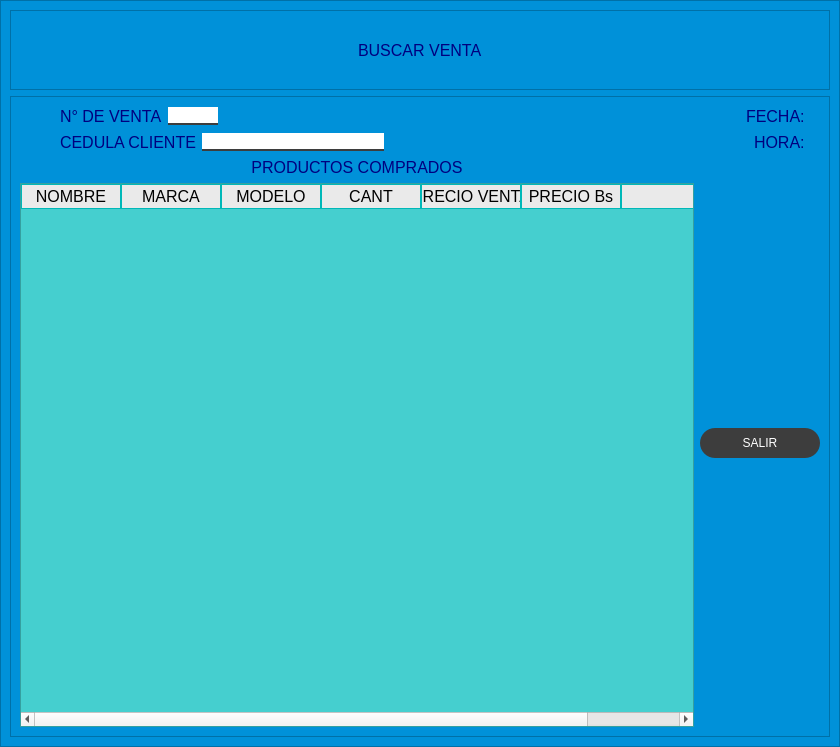
Above: inventario/qt/buscar_venta.ui from washipash/tesita before the change. Below: the same form after it.
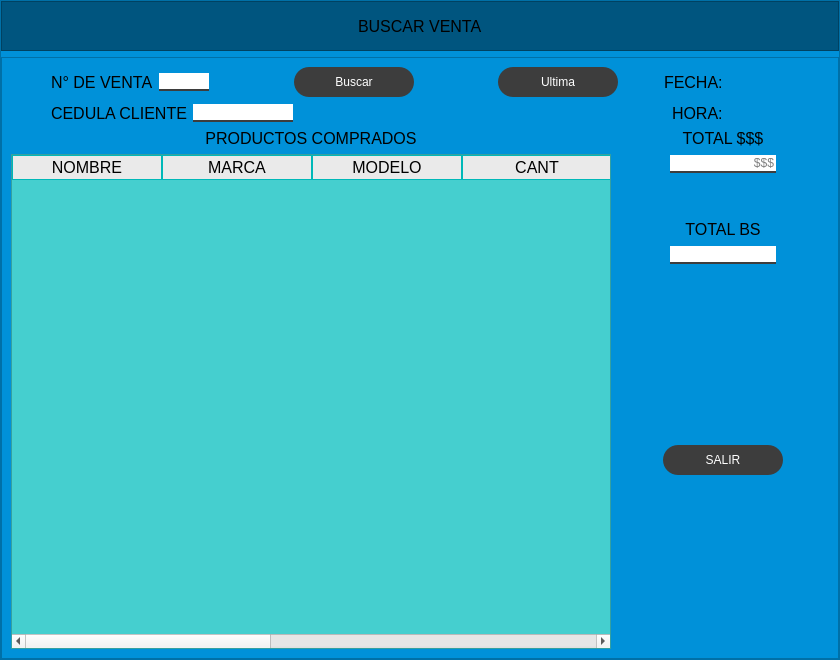
That is the form after the change. Icons and pictures are not drawn.

```diff
--- a/inventario/qt/buscar_venta.ui
+++ b/inventario/qt/buscar_venta.ui
@@ -7,9 +7,21 @@
     <x>0</x>
     <y>0</y>
     <width>840</width>
-    <height>747</height>
+    <height>660</height>
    </rect>
   </property>
+  <property name="minimumSize">
+   <size>
+    <width>840</width>
+    <height>660</height>
+   </size>
+  </property>
+  <property name="maximumSize">
+   <size>
+    <width>840</width>
+    <height>660</height>
+   </size>
+  </property>
   <property name="windowTitle">
    <string>Agregar venta</string>
   </property>
@@ -41,7 +53,7 @@
 font-size: 12pt;
 font: 87 12pts &quot;Arial Black&quot;;
 background-color:#000000ff;
-color:rgb(0, 0, 127);
+color:rgb(0, 0, 0);
 border: 0px solid #14C80C; 
 
 }
@@ -125,20 +137,28 @@
       <enum>QFrame::Raised</enum>
      </property>
      <layout class="QVBoxLayout" name="verticalLayout" stretch="1,8">
+      <property name="leftMargin">
+       <number>0</number>
+      </property>
+      <property name="topMargin">
+       <number>0</number>
+      </property>
+      <property name="rightMargin">
+       <number>0</number>
+      </property>
+      <property name="bottomMargin">
+       <number>0</number>
+      </property>
       <item>
        <widget class="QFrame" name="frame_3">
+        <property name="maximumSize">
+         <size>
+          <width>16777215</width>
+          <height>50</height>
+         </size>
+        </property>
         <property name="styleSheet">
-         <string notr="true">
-
-QLabel{
-font-size: 12pt;
-font: 87 12pts &quot;Arial Black&quot;;
-background-color:#000000ff;
-color:rgb(0, 0, 127);
-border: 0px solid #14C80C; 
-
-}
-
+         <string notr="true">background-color: rgb(0, 85, 127);
 
 
 </string>
@@ -150,6 +170,18 @@
          <enum>QFrame::Raised</enum>
         </property>
         <layout class="QVBoxLayout" name="verticalLayout_2">
+         <property name="leftMargin">
+          <number>0</number>
+         </property>
+         <property name="topMargin">
+          <number>0</number>
+         </property>
+         <property name="rightMargin">
+          <number>0</number>
+         </property>
+         <property name="bottomMargin">
+          <number>0</number>
+         </property>
          <item>
           <layout class="QHBoxLayout" name="horizontalLayout_2">
            <item>
@@ -193,9 +225,7 @@
       <item>
        <widget class="QFrame" name="frame_2">
         <property name="styleSheet">
-         <string notr="true">
-
-</string>
+         <string notr="true"/>
         </property>
         <property name="frameShape">
          <enum>QFrame::StyledPanel</enum>
@@ -203,7 +233,7 @@
         <property name="frameShadow">
          <enum>QFrame::Raised</enum>
         </property>
-        <layout class="QVBoxLayout" name="verticalLayout_4">
+        <layout class="QVBoxLayout" name="verticalLayout_10">
          <item>
           <layout class="QVBoxLayout" name="verticalLayout_5">
            <item>
@@ -232,7 +262,7 @@
               </widget>
              </item>
              <item>
-              <widget class="QLineEdit" name="lineEdit">
+              <widget class="QLineEdit" name="n_venta">
                <property name="maximumSize">
                 <size>
                  <width>50</width>
@@ -260,6 +290,89 @@
                </property>
               </spacer>
              </item>
+             <item>
+              <widget class="QPushButton" name="buscar_btn">
+               <property name="minimumSize">
+                <size>
+                 <width>120</width>
+                 <height>30</height>
+                </size>
+               </property>
+               <property name="styleSheet">
+                <string notr="true">QPushButton:hover{
+	
+	background-color: rgb(0, 170, 255);
+color: rgb(0, 0, 0);
+font: 77 10pt &quot;Arial Black&quot;;
+}
+
+QPushButton:pressed {
+	
+	background-color: rgb(0, 255, 255);
+}</string>
+               </property>
+               <property name="text">
+                <string>Buscar</string>
+               </property>
+               <property name="default">
+                <bool>true</bool>
+               </property>
+              </widget>
+             </item>
+             <item>
+              <spacer name="horizontalSpacer_7">
+               <property name="orientation">
+                <enum>Qt::Horizontal</enum>
+               </property>
+               <property name="sizeHint" stdset="0">
+                <size>
+                 <width>40</width>
+                 <height>20</height>
+                </size>
+               </property>
+              </spacer>
+             </item>
+             <item>
+              <widget class="QPushButton" name="ultima_btn">
+               <property name="minimumSize">
+                <size>
+                 <width>120</width>
+                 <height>30</height>
+                </size>
+               </property>
+               <property name="styleSheet">
+                <string notr="true">
+QPushButton:hover{
+	background-color: rgb(1, 255, 43);
+color: rgb(0, 0, 0);
+font: 77 10pt &quot;Arial Black&quot;;
+}
+
+QPushButton:pressed {
+	background-color: rgb(0, 170, 0);
+}</string>
+               </property>
+               <property name="text">
+                <string>Ultima</string>
+               </property>
+              </widget>
+             </item>
+             <item>
+              <spacer name="horizontalSpacer_6">
+               <property name="orientation">
+                <enum>Qt::Horizontal</enum>
+               </property>
+               <property name="sizeType">
+                <enum>QSizePolicy::Fixed</enum>
+               </property>
+               <property name="sizeHint" stdset="0">
+                <size>
+                 <width>40</width>
+                 <height>20</height>
+                </size>
+               </property>
+              </spacer>
+             </item>
              <item>
               <widget class="QLabel" name="label_3">
                <property name="text">
@@ -268,7 +381,13 @@
               </widget>
              </item>
              <item>
-              <widget class="QLabel" name="fecha_s_label">
+              <widget class="QLabel" name="fecha_label">
+               <property name="minimumSize">
+                <size>
+                 <width>100</width>
+                 <height>0</height>
+                </size>
+               </property>
                <property name="text">
                 <string/>
                </property>
@@ -279,9 +398,10 @@
            <item>
             <layout class="QHBoxLayout" name="horizontalLayout_9">
              <item>
-              <layout class="QHBoxLayout" name="horizontalLayout_4">
+              <layout class="QHBoxLayout" name="horizontalLayout_4"/>
+             </item>
                <item>
-                <spacer name="horizontalSpacer_8">
+              <spacer name="horizontalSpacer_14">
                  <property name="orientation">
                   <enum>Qt::Horizontal</enum>
                  </property>
@@ -297,22 +417,30 @@
                 </spacer>
                </item>
                <item>
-                <widget class="QLabel" name="label_2">
+              <widget class="QLabel" name="label_8">
                  <property name="text">
                   <string>CEDULA CLIENTE</string>
                  </property>
                 </widget>
                </item>
                <item>
-                <widget class="QLineEdit" name="ci_line"/>
-               </item>
-              </layout>
+              <widget class="QLineEdit" name="lineEdit">
+               <property name="maximumSize">
+                <size>
+                 <width>100</width>
+                 <height>16777215</height>
+                </size>
+               </property>
+              </widget>
              </item>
              <item>
               <spacer name="horizontalSpacer_3">
                <property name="orientation">
                 <enum>Qt::Horizontal</enum>
                </property>
+               <property name="sizeType">
+                <enum>QSizePolicy::Expanding</enum>
+               </property>
                <property name="sizeHint" stdset="0">
                 <size>
                  <width>40</width>
@@ -329,7 +457,13 @@
               </widget>
              </item>
              <item>
-              <widget class="QLabel" name="hora_s_label">
+              <widget class="QLabel" name="hora_label">
+               <property name="minimumSize">
+                <size>
+                 <width>100</width>
+                 <height>0</height>
+                </size>
+               </property>
                <property name="text">
                 <string/>
                </property>
@@ -343,7 +477,7 @@
           </layout>
          </item>
          <item>
-          <layout class="QHBoxLayout" name="horizontalLayout_5">
+          <layout class="QHBoxLayout" name="horizontalLayout_10">
            <item>
             <layout class="QVBoxLayout" name="verticalLayout_3">
              <item>
@@ -357,13 +491,22 @@
               </widget>
              </item>
              <item>
-              <widget class="QTableWidget" name="obj_comprados_table">
+              <widget class="QTableWidget" name="table_ventas">
+               <property name="minimumSize">
+                <size>
+                 <width>600</width>
+                 <height>0</height>
+                </size>
+               </property>
                <property name="maximumSize">
                 <size>
                  <width>700</width>
                  <height>600</height>
                 </size>
                </property>
+               <attribute name="horizontalHeaderDefaultSectionSize">
+                <number>150</number>
+               </attribute>
                <column>
                 <property name="text">
                  <string>NOMBRE</string>
@@ -446,7 +589,155 @@
             </layout>
            </item>
            <item>
-            <layout class="QVBoxLayout" name="verticalLayout_11">
+            <layout class="QVBoxLayout" name="verticalLayout_9">
+             <item>
+              <layout class="QVBoxLayout" name="verticalLayout_7">
+               <item>
+                <layout class="QVBoxLayout" name="verticalLayout_4">
+                 <item>
+                  <widget class="QLabel" name="label_2">
+                   <property name="text">
+                    <string>TOTAL $$$</string>
+                   </property>
+                   <property name="alignment">
+                    <set>Qt::AlignCenter</set>
+                   </property>
+                  </widget>
+                 </item>
+                 <item>
+                  <layout class="QHBoxLayout" name="horizontalLayout_7">
+                   <item>
+                    <spacer name="horizontalSpacer_10">
+                     <property name="orientation">
+                      <enum>Qt::Horizontal</enum>
+                     </property>
+                     <property name="sizeHint" stdset="0">
+                      <size>
+                       <width>40</width>
+                       <height>20</height>
+                      </size>
+                     </property>
+                    </spacer>
+                   </item>
+                   <item>
+                    <widget class="QLineEdit" name="total_v">
+                     <property name="maximumSize">
+                      <size>
+                       <width>130</width>
+                       <height>16777215</height>
+                      </size>
+                     </property>
+                     <property name="layoutDirection">
+                      <enum>Qt::LeftToRight</enum>
+                     </property>
+                     <property name="alignment">
+                      <set>Qt::AlignRight|Qt::AlignTrailing|Qt::AlignVCenter</set>
+                     </property>
+                     <property name="readOnly">
+                      <bool>true</bool>
+                     </property>
+                     <property name="placeholderText">
+                      <string>$$$</string>
+                     </property>
+                    </widget>
+                   </item>
+                   <item>
+                    <spacer name="horizontalSpacer_11">
+                     <property name="orientation">
+                      <enum>Qt::Horizontal</enum>
+                     </property>
+                     <property name="sizeHint" stdset="0">
+                      <size>
+                       <width>40</width>
+                       <height>20</height>
+                      </size>
+                     </property>
+                    </spacer>
+                   </item>
+                  </layout>
+                 </item>
+                </layout>
+               </item>
+               <item>
+                <layout class="QVBoxLayout" name="verticalLayout_6">
+                 <item>
+                  <spacer name="verticalSpacer">
+                   <property name="orientation">
+                    <enum>Qt::Vertical</enum>
+                   </property>
+                   <property name="sizeType">
+                    <enum>QSizePolicy::Fixed</enum>
+                   </property>
+                   <property name="sizeHint" stdset="0">
+                    <size>
+                     <width>20</width>
+                     <height>40</height>
+                    </size>
+                   </property>
+                  </spacer>
+                 </item>
+                 <item>
+                  <widget class="QLabel" name="label_5">
+                   <property name="text">
+                    <string>TOTAL BS</string>
+                   </property>
+                   <property name="alignment">
+                    <set>Qt::AlignCenter</set>
+                   </property>
+                  </widget>
+                 </item>
+                 <item>
+                  <layout class="QHBoxLayout" name="horizontalLayout_5">
+                   <item>
+                    <spacer name="horizontalSpacer_8">
+                     <property name="orientation">
+                      <enum>Qt::Horizontal</enum>
+                     </property>
+                     <property name="sizeHint" stdset="0">
+                      <size>
+                       <width>40</width>
+                       <height>20</height>
+                      </size>
+                     </property>
+                    </spacer>
+                   </item>
+                   <item>
+                    <widget class="QLineEdit" name="total_bs">
+                     <property name="maximumSize">
+                      <size>
+                       <width>130</width>
+                       <height>16777215</height>
+                      </size>
+                     </property>
+                     <property name="alignment">
+                      <set>Qt::AlignRight|Qt::AlignTrailing|Qt::AlignVCenter</set>
+                     </property>
+                     <property name="readOnly">
+                      <bool>true</bool>
+                     </property>
+                    </widget>
+                   </item>
+                   <item>
+                    <spacer name="horizontalSpacer_9">
+                     <property name="orientation">
+                      <enum>Qt::Horizontal</enum>
+                     </property>
+                     <property name="sizeHint" stdset="0">
+                      <size>
+                       <width>40</width>
+                       <height>20</height>
+                      </size>
+                     </property>
+                    </spacer>
+                   </item>
+                  </layout>
+                 </item>
+                </layout>
+               </item>
+              </layout>
+             </item>
+             <item>
+              <layout class="QVBoxLayout" name="verticalLayout_8">
              <item>
               <spacer name="verticalSpacer_2">
                <property name="orientation">
@@ -461,7 +752,22 @@
               </spacer>
              </item>
              <item>
-              <widget class="QPushButton" name="cancel_btn">
+                <layout class="QHBoxLayout" name="horizontalLayout_8">
+                 <item>
+                  <spacer name="horizontalSpacer_13">
+                   <property name="orientation">
+                    <enum>Qt::Horizontal</enum>
+                   </property>
+                   <property name="sizeHint" stdset="0">
+                    <size>
+                     <width>40</width>
+                     <height>20</height>
+                    </size>
+                   </property>
+                  </spacer>
+                 </item>
+                 <item>
+                  <widget class="QPushButton" name="close_btn">
                <property name="minimumSize">
                 <size>
                  <width>120</width>
@@ -474,12 +780,34 @@
 color: rgb(0, 0, 0);
 font: 77 10pt &quot;Arial Black&quot;;
 }
-</string>
+
+QPushButton:pressed {
+	background-color: rgb(170, 0, 0);
+}</string>
                </property>
                <property name="text">
                 <string>SALIR</string>
                </property>
-              </widget>
+                   <property name="icon">
+                    <iconset>
+                     <normaloff>../recursos/img/exit-fill.png</normaloff>../recursos/img/exit-fill.png</iconset>
+                   </property>
+                  </widget>
+                 </item>
+                 <item>
+                  <spacer name="horizontalSpacer_12">
+                   <property name="orientation">
+                    <enum>Qt::Horizontal</enum>
+                   </property>
+                   <property name="sizeHint" stdset="0">
+                    <size>
+                     <width>40</width>
+                     <height>20</height>
+                    </size>
+                   </property>
+                  </spacer>
+                 </item>
+                </layout>
              </item>
              <item>
               <spacer name="verticalSpacer_4">
@@ -493,6 +821,8 @@
                 </size>
                </property>
               </spacer>
+               </item>
+              </layout>
              </item>
             </layout>
            </item>
```
Lines whose indentation alone changed are shown as unchanged.
